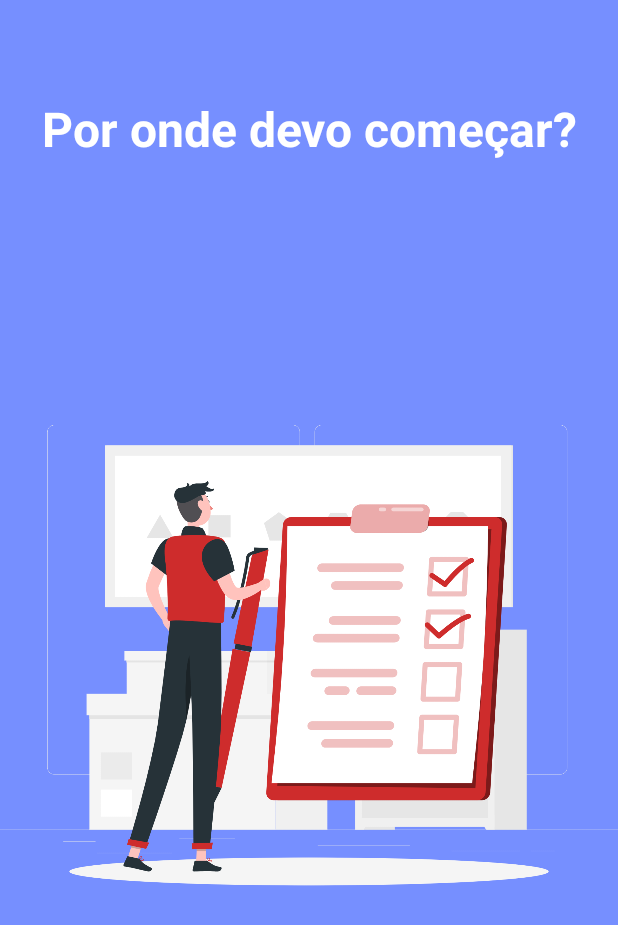
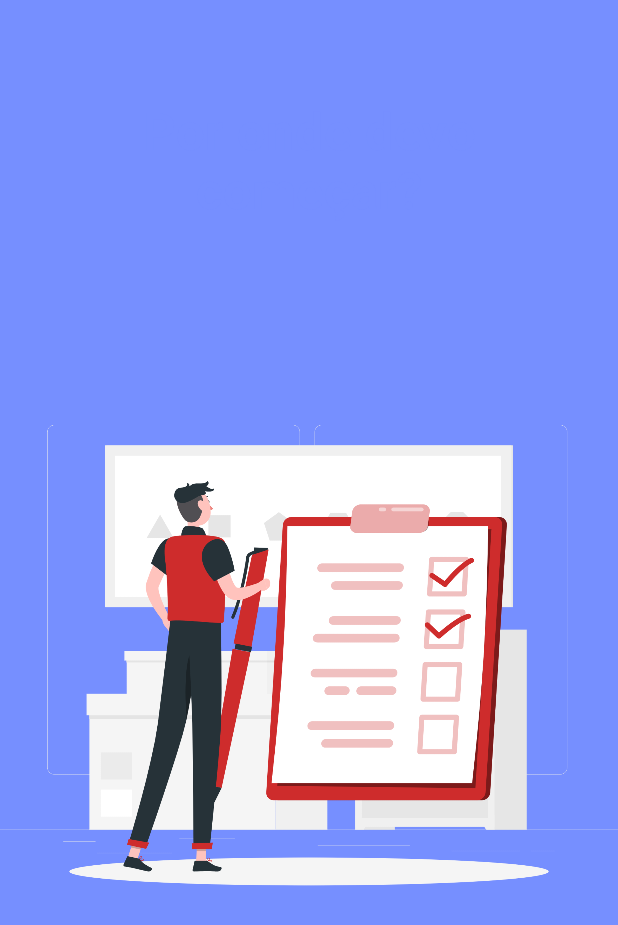
Before and after one commit to AlineCruzDEV/to-do-list-dio, an Android app: the SplashActivity screen opened directly, with no data from a screen before it, on a phone screen of 412 x 824 dp. Shown: the top 925 px of the screen. Run offline under Robolectric (Android 15) with nearby library versions, the phone set to English and light mode, and no system bars.

Commit message:
Changed: Layout Adjustments

```diff
--- a/app/src/main/java/com/alinecruz/to_do_list_dio/presentation/view/SplashActivity.kt
+++ b/app/src/main/java/com/alinecruz/to_do_list_dio/presentation/view/SplashActivity.kt
@@ -20,7 +20,7 @@ class SplashActivity : AppCompatActivity() {
         setContentView(binding.root)
 
         scope.launch {
-            delay(2000)
+            delay(3000)
             val intent = Intent(application, HomeActivity::class.java)
             startActivity(intent)
             finish()
--- a/app/src/main/res/values/colors.xml
+++ b/app/src/main/res/values/colors.xml
@@ -5,5 +5,6 @@
     <color name="white">#FFFFFFFF</color>
     <color name="lightBlue">#2962ff</color>
     <color name="blueBackground">#768fff</color>
+    <color name="blueCardBackground">#E96377FE</color>
     <color name="darkBlue">#0039cb</color>
 </resources>
--- a/app/src/main/res/values/styles.xml
+++ b/app/src/main/res/values/styles.xml
@@ -2,15 +2,15 @@
 <resources>
 
     <style name="titleSplah">
-        <item name="android:textSize">@dimen/size_32sp</item>
-        <item name="android:textColor">@color/white</item>
+        <item name="android:textSize">@dimen/size_34sp</item>
+        <item name="android:textColor">@color/blueBackground</item>
         <item name="android:textStyle">bold</item>
         <item name="fontFamily">sans-serif</item>
     </style>
 
     <style name="titleHome">
         <item name="android:textSize">@dimen/size_24sp</item>
-        <item name="android:textColor">@color/darkBlue</item>
+        <item name="android:textColor">@color/blueBackground</item>
         <item name="android:textStyle">bold</item>
         <item name="android:gravity">center</item>
         <item name="fontFamily">sans-serif</item>
@@ -18,7 +18,7 @@
 
     <style name="titleTask">
         <item name="android:textSize">@dimen/size_18sp</item>
-        <item name="android:textColor">@color/black</item>
+        <item name="android:textColor">@color/white</item>
         <item name="android:textStyle">bold</item>
         <item name="android:gravity">start</item>
         <item name="fontFamily">sans-serif</item>
@@ -26,16 +26,18 @@
 
     <style name="dataTask">
         <item name="android:textSize">@dimen/size_16sp</item>
-        <item name="android:textColor">@color/darkGray</item>
+        <item name="android:textColor">@color/black</item>
         <item name="android:gravity">start</item>
         <item name="fontFamily">sans-serif</item>
     </style>
 
     <style name="titleItemEmpty">
         <item name="android:textSize">@dimen/size_20sp</item>
-        <item name="android:textColor">@color/darkBlue</item>
+        <item name="android:textColor">@color/darkGray</item>
         <item name="android:textStyle">bold</item>
         <item name="android:gravity">center</item>
         <item name="fontFamily">sans-serif</item>
     </style>
+
+    <dimen name="size_34sp">34sp</dimen>
 </resources>
```
Also changed, not shown: app/src/main/res/layout/item_home_task.xml (+6 -3 lines).
